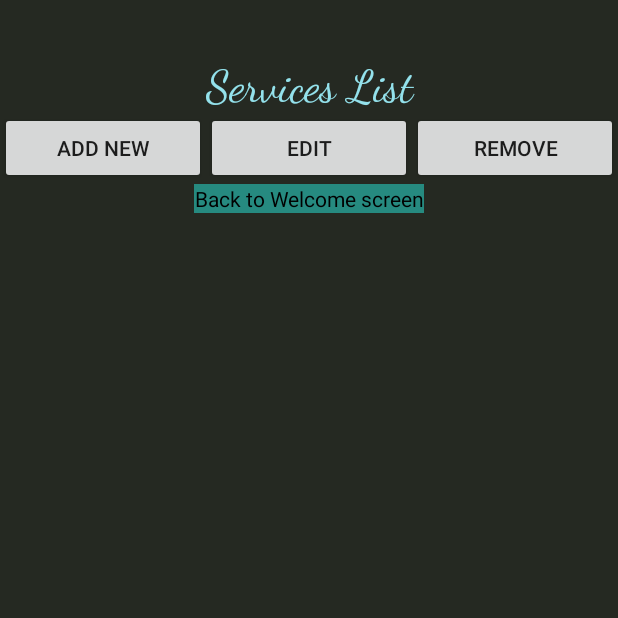
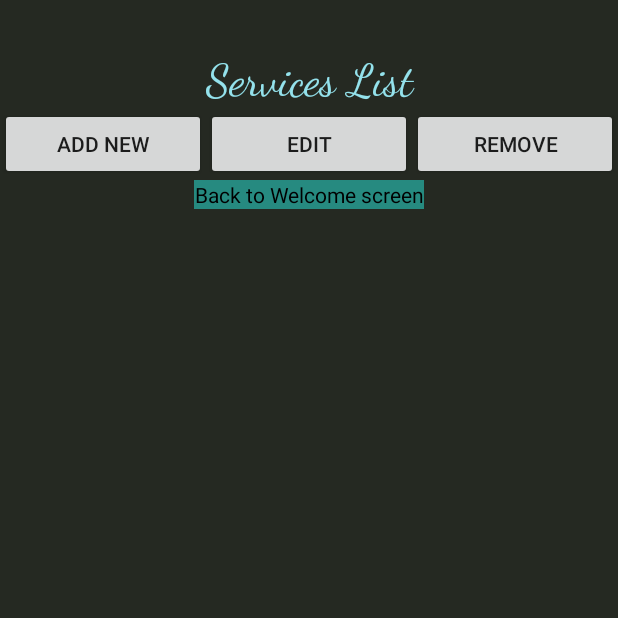
Before and after one commit to nfarah07/serviceNovuGrad, an Android app: the AdminListActivity screen opened directly, with no data from a screen before it, on a phone screen of 412 x 824 dp, the top half of it. Run offline under Robolectric (Android 15) with nearby library versions, the phone set to English and light mode, and no system bars.

```diff
--- a/Prototyped1/app/src/main/java/com/example/prototyped1/AdminCustomerActivity.java
+++ b/Prototyped1/app/src/main/java/com/example/prototyped1/AdminCustomerActivity.java
@@ -14,6 +14,7 @@ import android.widget.ListView;
 import android.widget.Toast;
 
 import com.google.firebase.auth.FirebaseAuth;
+import com.google.firebase.auth.FirebaseUser;
 import com.google.firebase.database.DataSnapshot;
 import com.google.firebase.database.DatabaseError;
 import com.google.firebase.database.DatabaseReference;
--- a/Prototyped1/app/src/main/java/com/example/prototyped1/Service.java
+++ b/Prototyped1/app/src/main/java/com/example/prototyped1/Service.java
@@ -6,6 +6,7 @@ public class Service {
     private String id;
     private Double price;
 
+    public Service() {}
     public Service(String inName, String inID, Double inPrice) {
         name = inName;
         id = inID;
--- a/Prototyped1/app/src/main/res/layout/activity_admin_employee.xml
+++ b/Prototyped1/app/src/main/res/layout/activity_admin_employee.xml
@@ -31,6 +31,7 @@
             android:id="@+id/redirectAdminWelcome2"
             android:layout_width="wrap_content"
             android:layout_height="wrap_content"
+            android:layout_gravity="center"
             android:background="#2571AE"
             android:backgroundTint="#268A80"
             android:clickable="true"
@@ -46,7 +47,9 @@
             android:id="@+id/delet_instructions2"
             android:layout_width="match_parent"
             android:layout_height="wrap_content"
+            android:layout_gravity="center"
             android:text="@string/delete_intructions"
+            android:textAlignment="center"
             android:textColor="#DFD3D3" />
 
         <ListView
--- a/Prototyped1/app/src/main/res/layout/activity_admin_list.xml
+++ b/Prototyped1/app/src/main/res/layout/activity_admin_list.xml
@@ -15,14 +15,14 @@
         app:layout_constraintStart_toStartOf="parent"
         app:layout_constraintTop_toTopOf="parent">
 
+        <Space
+            android:layout_width="match_parent"
+            android:layout_height="35dp" />
+
         <TextView
             android:id="@+id/textView6"
             android:layout_width="match_parent"
             android:layout_height="wrap_content"
-            android:layout_marginStart="65dp"
-            android:layout_marginTop="39dp"
-            android:layout_marginEnd="65dp"
-            android:height="35sp"
             android:fontFamily="cursive"
             android:text="@string/services_list"
             android:textAlignment="center"
@@ -42,7 +42,6 @@
         <LinearLayout
             android:layout_width="match_parent"
             android:layout_height="wrap_content"
-            android:layout_gravity="bottom"
             android:orientation="horizontal">
 
             <Button
```
Also changed, not shown: Prototyped1/app/src/main/java/com/example/prototyped1/LoginActivity.java (+6 -1 lines).
